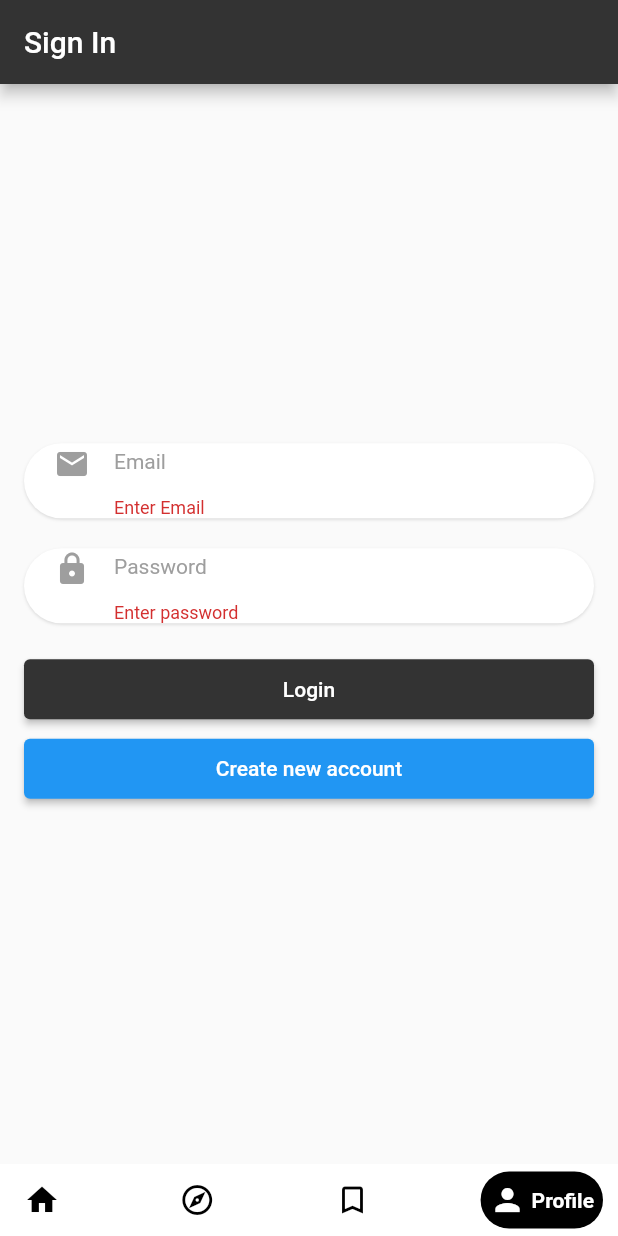
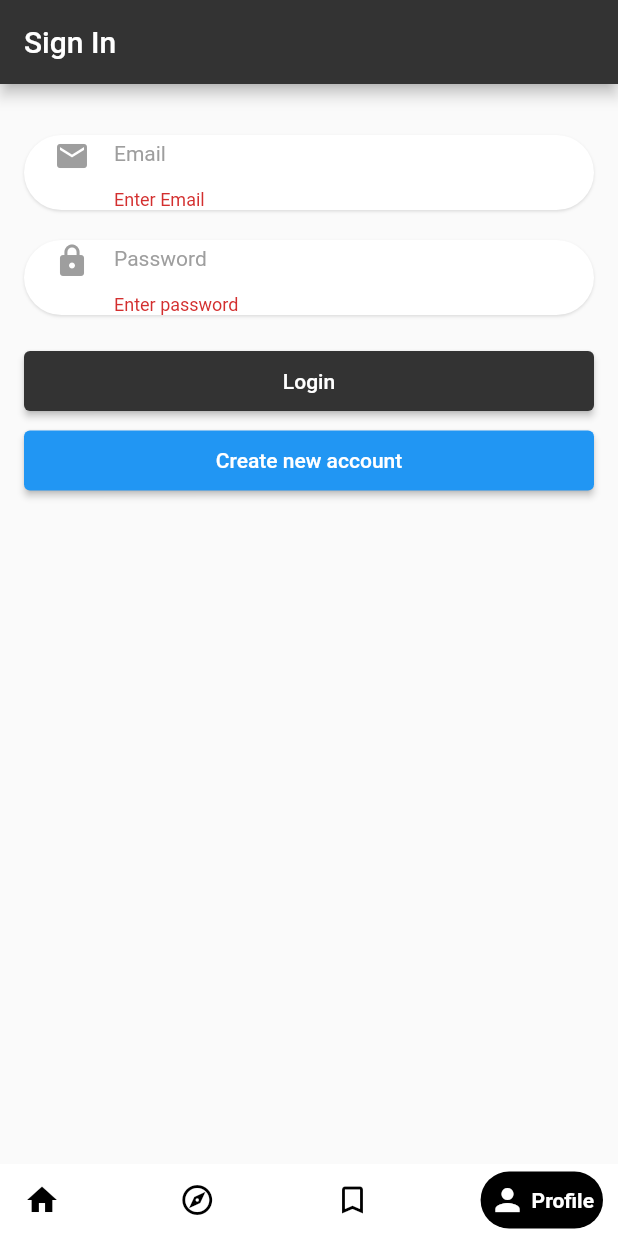
Before and after one commit to walid-hamdi/Flutter_zoned_express, a Flutter app: the screen it shows after launch, item 4 of the bottom bar chosen, after a tap on "Login", on a phone screen of 412 x 824 dp. Run offline on Flutter 3.47's test engine with Material 2 defaults, Android fonts, the light colour scheme and no system bars; drawn by our look-alikes of google_nav_bar; our stand-ins replace cached_network_image, cloud_firestore, firebase_auth, firebase_core, firebase_storage, flutter_spinkit and 2 more; accounts and stored records are empty; Roboto replaces fonts that are missing (Georgia).

Commit message:
splash screen view & handle email verifcation & profile & settings

```diff
--- a/lib/utils/constants.dart
+++ b/lib/utils/constants.dart
@@ -1,6 +1,7 @@
 import 'package:flutter/material.dart';
 
 class Routes {
+  static const String splashScreen = "/splashScreen";
   static const String home = "/home";
   static const String login = '/login';
   static const String register = '/register';
@@ -10,7 +11,7 @@ class Routes {
   static const String articleDetailsView = '/articleDetailsView';
 }
 
-var inputDecoration = const InputDecoration(
+InputDecoration inputDecoration = const InputDecoration(
     hintStyle: TextStyle(
       color: Colors.grey,
       fontSize: 14,
--- a/lib/views/auth/wrapper.dart
+++ b/lib/views/auth/wrapper.dart
@@ -1,11 +1,11 @@
 import "package:firebase_auth/firebase_auth.dart";
 import "package:flutter/material.dart";
+import "package:zoned_express/views/auth/email_verification/email_verification_view.dart";
 import "package:zoned_express/views/auth/sign_in/sign_in_view.dart";
 
 import "../../../widgets/loading.dart";
 import "../../utils/user/user_provider.dart";
 import "./profile/profile_view.dart";
-import 'email_verification/email_verification_view.dart';
 
 class Wrapper extends StatelessWidget {
   const Wrapper({Key? key}) : super(key: key);
@@ -18,9 +18,7 @@ class Wrapper extends StatelessWidget {
         if (snapshot.connectionState == ConnectionState.done) {
           User? user = snapshot.data;
           if (user != null) {
-            if (!user.emailVerified) {
-              return EmailVerificationView();
-            }
+            if (!user.emailVerified) return EmailVerificationView();
             return ProfileView();
           } else {
             return const SignInView();
--- /dev/null
+++ b/lib/views/splash_screen/splash_screen_view.dart
@@ -0,0 +1,34 @@
+import 'dart:async';
+import 'package:flutter/material.dart';
+
+import '../../utils/constants.dart';
+
+class SplashScreen extends StatefulWidget {
+  const SplashScreen({Key? key}) : super(key: key);
+
+  @override
+  createState() => _SplashScreenState();
+}
+
+class _SplashScreenState extends State<SplashScreen> {
+  @override
+  void initState() {
+    super.initState();
+    Timer(const Duration(seconds: 3), () {
+      Navigator.of(context).pushReplacementNamed(Routes.home);
+    });
+  }
+
+  @override
+  Widget build(BuildContext context) {
+    return Scaffold(
+      resizeToAvoidBottomInset: false,
+      body: Container(
+        color: Colors.blue[600],
+        child: Center(
+          child: Image.asset('assets/icons/icon.png'),
+        ),
+      ),
+    );
+  }
+}
--- a/lib/widgets/custom_container.dart
+++ b/lib/widgets/custom_container.dart
@@ -10,7 +10,7 @@ class CustomContainer extends StatelessWidget {
   @override
   Widget build(BuildContext context) {
     return Container(
-      alignment: Alignment.center,
+      // alignment: Alignment.center,
       height: double.infinity,
       margin: const EdgeInsets.symmetric(horizontal: 16, vertical: 14),
       child: child,
--- a/lib/widgets/my_app.dart
+++ b/lib/widgets/my_app.dart
@@ -2,9 +2,9 @@ import 'package:flutter/material.dart';
 import 'package:firebase_auth/firebase_auth.dart';
 import 'package:provider/provider.dart';
 import 'package:flutter_localizations/flutter_localizations.dart';
+import 'package:zoned_express/widgets/custom_bottom_bar.dart';
 
 import '../../themes/theme_notifier.dart';
-import '../../widgets/custom_bottom_bar.dart';
 import '../services/firebase/auth.dart';
 import '../utils/languages/local_notifier.dart';
 import "../utils/languages/my_localizations_delegate.dart";
@@ -14,6 +14,7 @@ import '../views/auth/sign_up/sign_up_view.dart';
 import '../views/auth/email_verification/email_verification_view.dart';
 import '../views/auth/profile/profile_view.dart';
 import '../views/auth/settings/settings_view.dart';
+import '../views/splash_screen/splash_screen_view.dart';
 
 class MyApp extends StatelessWidget {
   MyApp({Key? key}) : super(key: key);
@@ -48,8 +49,9 @@ class MyApp extends StatelessWidget {
           // darkTheme: ThemeData.dark(),
           // themeMode: ThemeMode.light,
           debugShowCheckedModeBanner: false,
-          initialRoute: Routes.home,
+          initialRoute: Routes.splashScreen,
           routes: {
+            Routes.splashScreen: (context) => const SplashScreen(),
             Routes.home: (context) => const CustomBottomBar(),
             Routes.login: (context) => const SignInView(),
             Routes.register: (context) => const SignUpView(),
--- a/pubspec.yaml
+++ b/pubspec.yaml
@@ -28,7 +28,6 @@ dependencies:
   flutter_lints: ^2.0.1
   flutter_localizations:
     sdk: flutter
-  flutter_native_splash: ^2.2.16
   flutter_spinkit: ^5.1.0
   google_nav_bar: ^5.0.6
   image_picker: ^0.8.6+1
@@ -37,10 +36,6 @@ dependencies:
   provider: ^6.0.5
   shared_preferences: ^2.0.17
   url_launcher: ^6.1.9
-
-flutter_native_splash:
-  color: "#ffffff"
-  image: assets/icons/icon.png
 
 dev_dependencies:
   flutter_test:
```
Also changed, not shown: lib/services/firebase/auth.dart (+13 -11 lines), lib/services/firebase/database.dart (+19 -12 lines), lib/utils/error_util.dart (+0 -21 lines), lib/views/auth/email_verification/email_verification_view.dart (+47 -16 lines), lib/views/auth/profile/profile_view.dart (+4 -3 lines), lib/views/auth/settings/settings_view.dart (+11 -12 lines), lib/views/auth/sign_in/sign_in_view.dart (+7 -5 lines), lib/views/auth/sign_up/sign_up_view.dart (+5 -8 lines), assets/icons/facebook_logo.png (deleted), assets/icons/google_logo.png (deleted), assets/images/cover_image.jpg (deleted), pubspec.lock.
